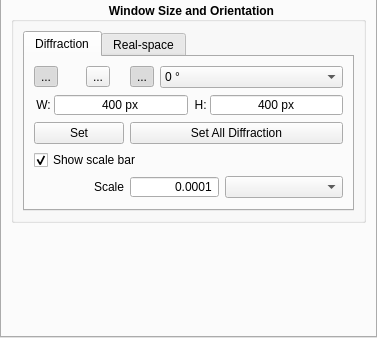
First picture: the form in src/gui/SettingsPanelForm.ui, repository bryandesser/Quant4D, before the edit; both pictures show x 0 to 377 and y 262 to 600 of the 377 by 600 pixel window.
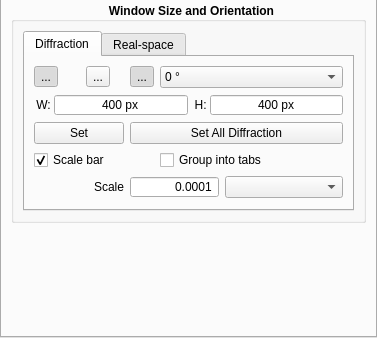
Second picture: the form after the edit. The open tabs and pages were chosen to show the change. Icons and pictures are not drawn. Custom widgets are drawn as their Qt base class.

Commit message: feat(ui): Group into tabs per space, with tear-off

Patch:
```diff
--- a/src/gui/SettingsPanelForm.ui
+++ b/src/gui/SettingsPanelForm.ui
@@ -1086,19 +1086,29 @@
                 </property>
                </widget>
               </item>
-              <item row="3" column="0" colspan="6">
+              <item row="3" column="0" colspan="3">
                <widget class="QCheckBox" name="ScaleBarDfrn">
                 <property name="toolTip">
                  <string>Scale bar on the diffraction windows: mrad once the transmitted beam is set (or a file calibrated it) and the detector coordinates are in mrad, else pixels</string>
                 </property>
                 <property name="text">
-                 <string>Show scale bar</string>
+                 <string>Scale bar</string>
                 </property>
                 <property name="checked">
                  <bool>true</bool>
                 </property>
                </widget>
               </item>
+              <item row="3" column="3" colspan="3">
+               <widget class="QCheckBox" name="GroupDfrn">
+                <property name="toolTip">
+                 <string>Collect the diffraction images into one window with a tab each (untick to float them again). Drag a tab out of the bar, or double-click it, to float that image on its own; closing it returns it to the tabs.</string>
+                </property>
+                <property name="text">
+                 <string>Group into tabs</string>
+                </property>
+               </widget>
+              </item>
               <item row="4" column="0" colspan="2">
                <widget class="QLabel" name="DfScaleLabel">
                 <property name="minimumSize">
```
Left out of the diff: 14 changed lines with no effect on the pictures. The commit also changes 10 other files.
